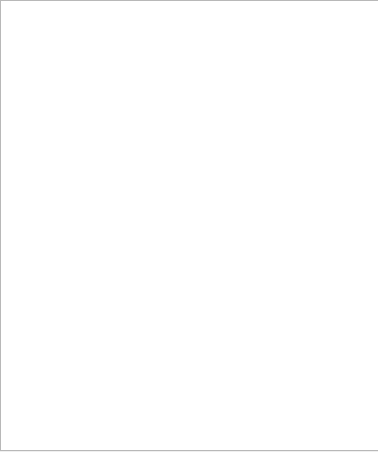
MATF-RS20/RS015-ipds-iterated-prisoners-dilemma-simulation, file IPDS_QT_Project/help.ui: the form before one commit.
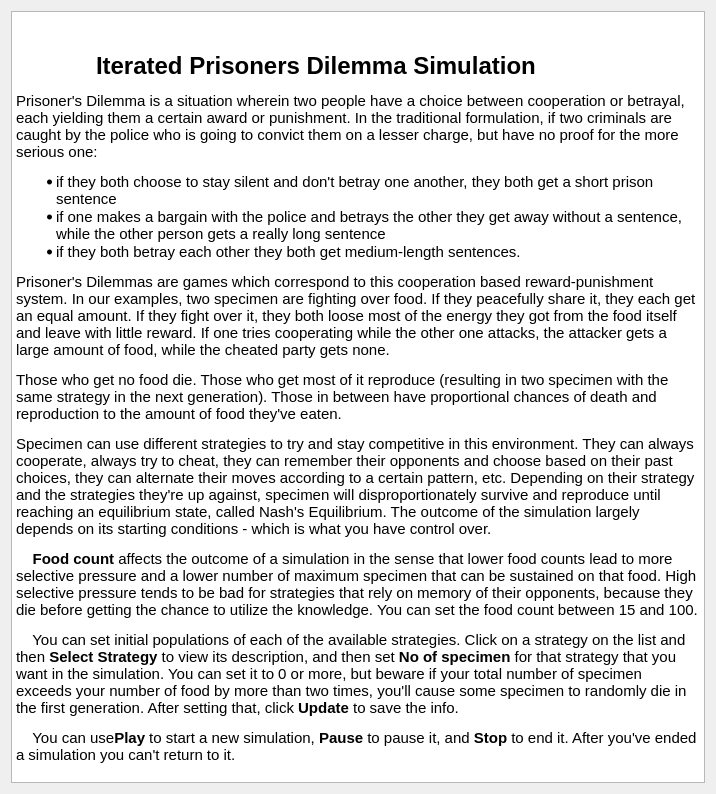
The form after the commit.

Commit message: Added resizable, html formatted and functional help box

```diff
--- a/IPDS_QT_Project/help.ui
+++ b/IPDS_QT_Project/help.ui
@@ -6,23 +6,50 @@
    <rect>
     <x>0</x>
     <y>0</y>
-    <width>378</width>
-    <height>452</height>
+    <width>716</width>
+    <height>794</height>
    </rect>
   </property>
   <property name="windowTitle">
    <string>Form</string>
   </property>
-  <widget class="QTextEdit" name="mdText">
-   <property name="geometry">
-    <rect>
-     <x>0</x>
-     <y>0</y>
-     <width>381</width>
-     <height>451</height>
-    </rect>
-   </property>
-  </widget>
+  <layout class="QGridLayout" name="gridLayout">
+   <item row="0" column="0">
+    <layout class="QVBoxLayout" name="verticalLayout">
+     <item>
+      <widget class="QTextEdit" name="mdText">
+       <property name="autoFormatting">
+        <set>QTextEdit::AutoBulletList</set>
+       </property>
+       <property name="readOnly">
+        <bool>true</bool>
+       </property>
+       <property name="html">
+        <string>&lt;!DOCTYPE HTML PUBLIC &quot;-//W3C//DTD HTML 4.0//EN&quot; &quot;http://www.w3.org/TR/REC-html40/strict.dtd&quot;&gt;
+&lt;html&gt;&lt;head&gt;&lt;meta name=&quot;qrichtext&quot; content=&quot;1&quot; /&gt;&lt;style type=&quot;text/css&quot;&gt;
+p, li { white-space: pre-wrap; }
+&lt;/style&gt;&lt;/head&gt;&lt;body style=&quot; font-family:'Noto Sans'; font-size:11pt; font-weight:400; font-style:normal;&quot;&gt;
+&lt;p style=&quot;-qt-paragraph-type:empty; margin-top:0px; margin-bottom:0px; margin-left:0px; margin-right:0px; -qt-block-indent:0; text-indent:0px;&quot;&gt;&lt;br /&gt;&lt;/p&gt;
+&lt;p style=&quot; margin-top:18px; margin-bottom:12px; margin-left:0px; margin-right:0px; -qt-block-indent:0; text-indent:0px;&quot;&gt;&lt;span style=&quot; font-size:xx-large; font-weight:600;&quot;&gt;	Iterated Prisoners Dilemma Simulation  &lt;/span&gt;    &lt;/p&gt;
+&lt;p style=&quot; margin-top:12px; margin-bottom:12px; margin-left:0px; margin-right:0px; -qt-block-indent:0; text-indent:0px;&quot;&gt;Prisoner's Dilemma is a situation wherein two people have a choice between cooperation or betrayal, each yielding them a certain award or punishment. In the traditional formulation, if two criminals are caught by the police who is going to convict them on a lesser charge, but have no proof for the more serious one:     &lt;/p&gt;
+&lt;ul style=&quot;margin-top: 0px; margin-bottom: 0px; margin-left: 0px; margin-right: 0px; -qt-list-indent: 1;&quot;&gt;&lt;li style=&quot; margin-top:12px; margin-bottom:0px; margin-left:0px; margin-right:0px; -qt-block-indent:0; text-indent:0px;&quot;&gt;if they both choose to stay silent and don't betray one another, they both get a short prison sentence       &lt;/li&gt;
+&lt;li style=&quot; margin-top:0px; margin-bottom:0px; margin-left:0px; margin-right:0px; -qt-block-indent:0; text-indent:0px;&quot;&gt;if one makes a bargain with the police and betrays the other they get away without a sentence, while the other person gets a really long sentence        &lt;/li&gt;
+&lt;li style=&quot; margin-top:0px; margin-bottom:12px; margin-left:0px; margin-right:0px; -qt-block-indent:0; text-indent:0px;&quot;&gt;if they both betray each other they both get medium-length sentences.        &lt;/li&gt;&lt;/ul&gt;
+&lt;p style=&quot; margin-top:12px; margin-bottom:12px; margin-left:0px; margin-right:0px; -qt-block-indent:0; text-indent:0px;&quot;&gt;Prisoner's Dilemmas are games which correspond to this cooperation based reward-punishment system. In our examples, two specimen are fighting over food. If they peacefully share it, they each get an equal amount. If they fight over it, they both loose most of the energy they got from the food itself and leave with little reward. If one tries cooperating while the other one attacks, the attacker gets a large amount of food, while the cheated party gets none.      &lt;/p&gt;
+&lt;p style=&quot; margin-top:12px; margin-bottom:12px; margin-left:0px; margin-right:0px; -qt-block-indent:0; text-indent:0px;&quot;&gt;Those who get no food die. Those who get most of it reproduce (resulting in two specimen with the same strategy in the next generation). Those in between have proportional chances of death and reproduction to the amount of food they've eaten.      &lt;/p&gt;
+&lt;p style=&quot; margin-top:12px; margin-bottom:12px; margin-left:0px; margin-right:0px; -qt-block-indent:0; text-indent:0px;&quot;&gt;Specimen can use different strategies to try and stay competitive in this environment. They can always cooperate, always try to cheat, they can remember their opponents and choose based on their past choices, they can alternate their moves according to a certain pattern, etc. Depending on their strategy and the strategies they're up against, specimen will disproportionately survive and reproduce until reaching an equilibrium state, called Nash's Equilibrium. The outcome of the simulation largely depends on its starting conditions - which is what you have control over.     &lt;/p&gt;
+&lt;p style=&quot; margin-top:12px; margin-bottom:12px; margin-left:0px; margin-right:0px; -qt-block-indent:0; text-indent:0px;&quot;&gt;    &lt;span style=&quot; font-weight:600;&quot;&gt;Food count&lt;/span&gt; affects the outcome of a simulation in the sense that lower food counts lead to more selective pressure and a lower number of maximum specimen that can be sustained on that food. High selective pressure tends to be bad for strategies that rely on memory of their opponents, because they die before getting the chance to utilize the knowledge. You can set the food count between 15 and 100.      &lt;/p&gt;
+&lt;p style=&quot; margin-top:12px; margin-bottom:12px; margin-left:0px; margin-right:0px; -qt-block-indent:0; text-indent:0px;&quot;&gt;    You can set initial populations of each of the available strategies. Click on a strategy on the list and then &lt;span style=&quot; font-weight:600;&quot;&gt;Select Strategy&lt;/span&gt; to view its description, and then set &lt;span style=&quot; font-weight:600;&quot;&gt;No of specimen&lt;/span&gt; for that strategy that you want in the simulation. You can set it to 0 or more, but beware if your total number of specimen exceeds your number of food by more than two times, you'll cause some specimen to randomly die in the first generation. After setting that, click &lt;span style=&quot; font-weight:600;&quot;&gt;Update&lt;/span&gt; to save the info.     &lt;/p&gt;
+&lt;p style=&quot; margin-top:12px; margin-bottom:12px; margin-left:0px; margin-right:0px; -qt-block-indent:0; text-indent:0px;&quot;&gt;    You can use&lt;span style=&quot; font-weight:600;&quot;&gt;Play&lt;/span&gt; to start a new simulation, &lt;span style=&quot; font-weight:600;&quot;&gt;Pause&lt;/span&gt; to pause it, and &lt;span style=&quot; font-weight:600;&quot;&gt;Stop&lt;/span&gt; to end it. After you've ended a simulation you can't return to it.   &lt;/p&gt;&lt;/body&gt;&lt;/html&gt;</string>
+       </property>
+       <property name="placeholderText">
+        <string/>
+       </property>
+      </widget>
+     </item>
+    </layout>
+   </item>
+  </layout>
  </widget>
  <resources/>
  <connections/>
```
Left out of the diff: 2 changed lines with no effect on the pictures. The commit also changes 1 other file.
